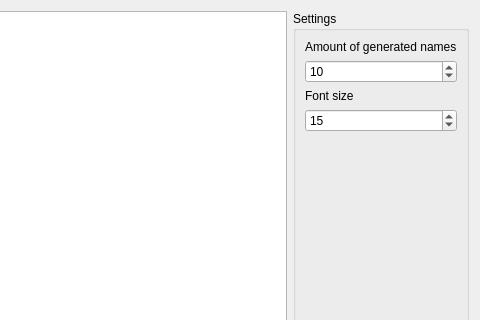
First picture: the form in generators/namegenerator.ui, repository PhilInTheGaps/GM-Companion, before the edit; both pictures show x 791 to 1271 and y 0 to 320 of the 1271 by 771 pixel window.
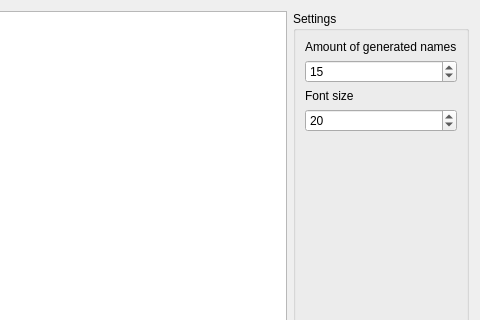
Second picture: the form after the edit.

Commit message: Increased default font size and amount of generated names

Patch:
```diff
--- a/generators/namegenerator.ui
+++ b/generators/namegenerator.ui
@@ -61,7 +61,7 @@
          <number>1</number>
         </property>
         <property name="value">
-         <number>10</number>
+         <number>15</number>
         </property>
        </widget>
       </item>
@@ -78,7 +78,7 @@
          <number>1</number>
         </property>
         <property name="value">
-         <number>15</number>
+         <number>20</number>
         </property>
        </widget>
       </item>
```
